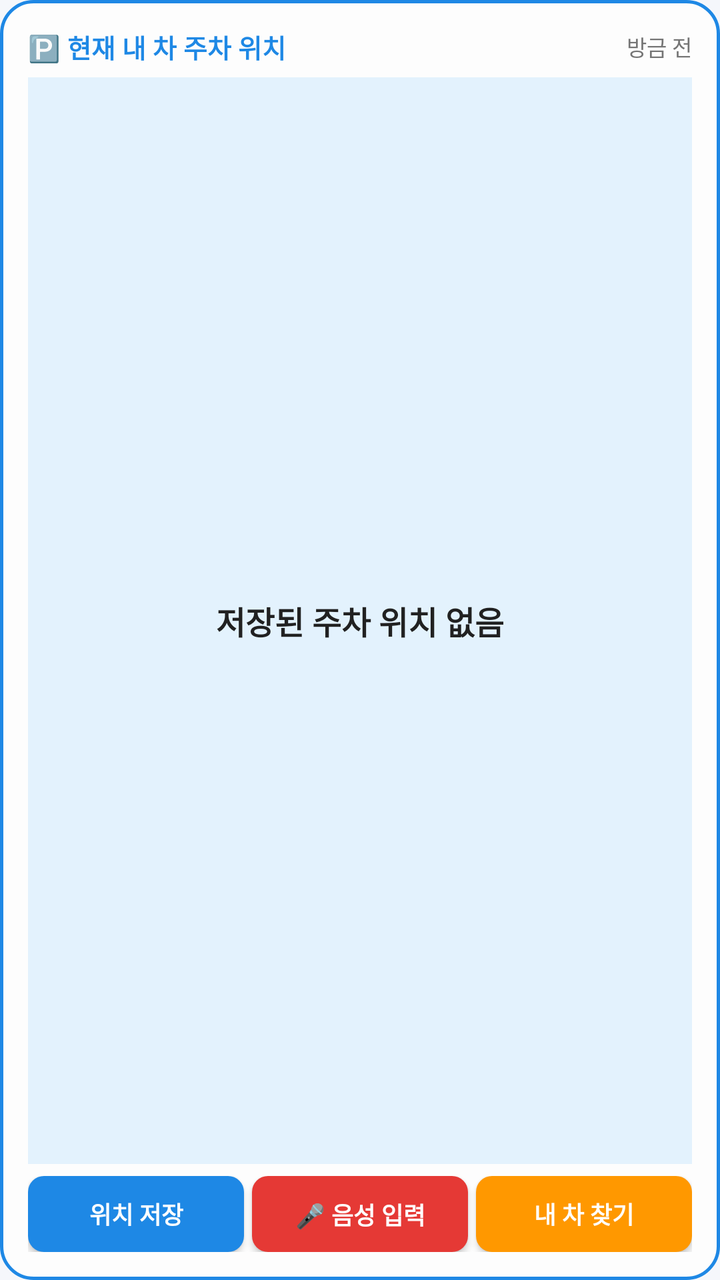
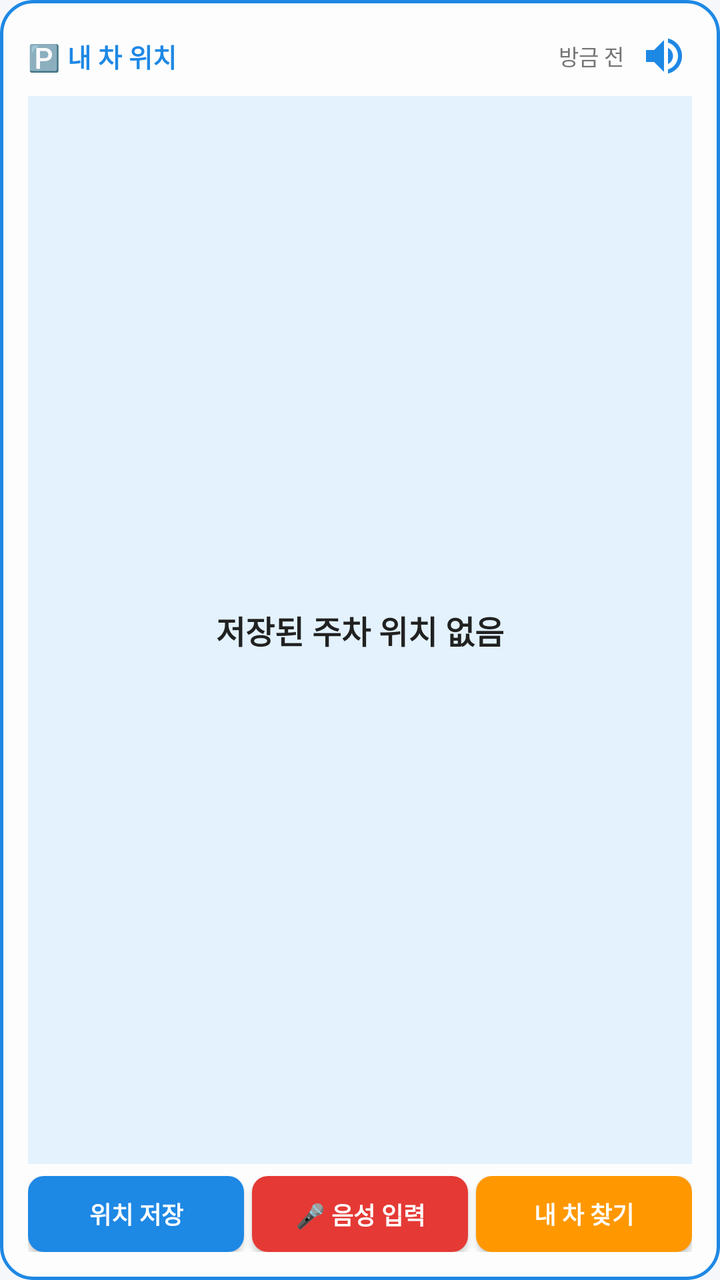

Before-and-after screenshots of an Android layout around one commit, followed by the original layout XML and the change that was made.
<!-- AndroidManifest.xml: application theme Theme.ParkingReminder -->
<!-- res/layout/widget_parking.xml -->
<?xml version="1.0" encoding="utf-8"?>
<LinearLayout xmlns:android="http://schemas.android.com/apk/res/android"
    android:id="@+id/widgetContainer"
    android:layout_width="match_parent"
    android:layout_height="match_parent"
    android:background="@drawable/bg_widget"
    android:orientation="vertical"
    android:padding="14dp">

    
    <LinearLayout
        android:layout_width="match_parent"
        android:layout_height="wrap_content"
        android:gravity="center_vertical"
        android:orientation="horizontal">

        <TextView
            android:layout_width="0dp"
            android:layout_height="wrap_content"
            android:layout_weight="1"
            android:text="🅿️ 현재 내 차 주차 위치"
            android:textColor="#1E88E5"
            android:textSize="13sp"
            android:textStyle="bold" />

        <TextView
            android:id="@+id/tvWidgetUpdateTime"
            android:layout_width="wrap_content"
            android:layout_height="wrap_content"
            android:text="방금 전"
            android:textColor="#757575"
            android:textSize="11sp" />
    </LinearLayout>

    
    <TextView
        android:id="@+id/tvWidgetLocation"
        android:layout_width="match_parent"
        android:layout_height="0dp"
        android:layout_marginVertical="6dp"
        android:layout_weight="1"
        android:background="#E3F2FD"
        android:gravity="center"
        android:paddingHorizontal="8dp"
        android:paddingVertical="8dp"
        android:text="저장된 주차 위치 없음"
        android:textColor="#212121"
        android:textSize="16sp"
        android:textStyle="bold" />

    
    <LinearLayout
        android:layout_width="match_parent"
        android:layout_height="38dp"
        android:orientation="horizontal">

        <Button
            android:id="@+id/btnWidgetSave"
            android:layout_width="0dp"
            android:layout_height="match_parent"
            android:layout_marginEnd="2dp"
            android:layout_weight="1"
            android:background="@drawable/bg_widget_btn_primary"
            android:paddingHorizontal="2dp"
            android:text="위치 저장"
            android:textColor="#FFFFFF"
            android:textSize="12sp"
            android:textStyle="bold" />

        <Button
            android:id="@+id/btnWidgetVoice"
            android:layout_width="0dp"
            android:layout_height="match_parent"
            android:layout_marginHorizontal="2dp"
            android:layout_weight="1"
            android:background="@drawable/bg_widget_btn_voice"
            android:paddingHorizontal="2dp"
            android:text="@string/widget_btn_voice"
            android:textColor="#FFFFFF"
            android:textSize="12sp"
            android:textStyle="bold" />

        <Button
            android:id="@+id/btnWidgetFind"
            android:layout_width="0dp"
            android:layout_height="match_parent"
            android:layout_marginStart="2dp"
            android:layout_weight="1"
            android:background="@drawable/bg_widget_btn_accent"
            android:paddingHorizontal="2dp"
            android:text="내 차 찾기"
            android:textColor="#FFFFFF"
            android:textSize="12sp"
            android:textStyle="bold" />

    </LinearLayout>

</LinearLayout>
<!-- resources referenced by this layout -->
<resources>
  <!-- drawable bg_widget (drawable) -->
  <?xml version="1.0" encoding="utf-8"?>
  <shape xmlns:android="http://schemas.android.com/apk/res/android"
      android:shape="rectangle">
      <solid android:color="#FDFDFD" />
      <corners android:radius="16dp" />
      <stroke
          android:width="1.5dp"
          android:color="#1E88E5" />
  </shape>
  <!-- drawable bg_widget_btn_accent (drawable) -->
  <?xml version="1.0" encoding="utf-8"?>
  <shape xmlns:android="http://schemas.android.com/apk/res/android"
      android:shape="rectangle">
      <solid android:color="#FF9800" />
      <corners android:radius="8dp" />
  </shape>
  <!-- drawable bg_widget_btn_primary (drawable) -->
  <?xml version="1.0" encoding="utf-8"?>
  <shape xmlns:android="http://schemas.android.com/apk/res/android"
      android:shape="rectangle">
      <solid android:color="#1E88E5" />
      <corners android:radius="8dp" />
  </shape>
  <!-- drawable bg_widget_btn_voice (drawable) -->
  <?xml version="1.0" encoding="utf-8"?>
  <shape xmlns:android="http://schemas.android.com/apk/res/android"
      android:shape="rectangle">
      <solid android:color="#E53935" />
      <corners android:radius="8dp" />
  </shape>
  <string name="widget_btn_voice">🎤 음성 입력</string>
  <style name="Theme.ParkingReminder" parent="Theme.Material3.DayNight.NoActionBar">
          
          <item name="colorPrimary">@color/primary</item>
          <item name="colorPrimaryVariant">@color/primary_dark</item>
          <item name="colorOnPrimary">@color/white</item>
          
          <item name="colorSecondary">@color/accent</item>
          
          <item name="android:statusBarColor">@color/primary_dark</item>
          <item name="android:windowLightStatusBar" tools:targetApi="m">false</item>
          <item name="android:windowBackground">@color/background</item>
      </style>
  <color name="primary">#1E88E5</color>
  <color name="primary_dark">#1565C0</color>
  <color name="white">#FFFFFF</color>
  <color name="accent">#FF9800</color>
  <color name="background">#F5F7FB</color>
</resources>

<!-- the commit's change to res/layout/widget_parking.xml (unified diff, before → after) -->
@@ -18,7 +18,10 @@
             android:layout_width="0dp"
             android:layout_height="wrap_content"
             android:layout_weight="1"
-            android:text="🅿️ 현재 내 차 주차 위치"
+            android:ellipsize="end"
+            android:maxLines="1"
+            android:singleLine="true"
+            android:text="@string/widget_title"
             android:textColor="#1E88E5"
             android:textSize="13sp"
             android:textStyle="bold" />
@@ -27,9 +30,18 @@
             android:id="@+id/tvWidgetUpdateTime"
             android:layout_width="wrap_content"
             android:layout_height="wrap_content"
+            android:layout_marginEnd="6dp"
             android:text="방금 전"
             android:textColor="#757575"
             android:textSize="11sp" />
+
+        <ImageView
+            android:id="@+id/btnWidgetTtsToggle"
+            android:layout_width="28dp"
+            android:layout_height="28dp"
+            android:contentDescription="@string/cd_tts_toggle"
+            android:padding="2dp"
+            android:src="@drawable/ic_volume_up" />
     </LinearLayout>
 
     
<!-- resource entries referenced after the edit -->
@@ -31,7 +31,19 @@
       <solid android:color="#E53935" />
       <corners android:radius="8dp" />
   </shape>
+  <!-- drawable ic_volume_up (drawable) -->
+  <vector xmlns:android="http://schemas.android.com/apk/res/android"
+      android:width="24dp"
+      android:height="24dp"
+      android:viewportWidth="24"
+      android:viewportHeight="24">
+    <path
+        android:fillColor="#1E88E5"
+        android:pathData="M3,9v6h4l5,5V4L7,9H3zm13.5,3c0,-1.77 -1.02,-3.29 -2.5,-4.03v8.05c1.48,-0.73 2.5,-2.25 2.5,-4.02zM14,3.23v2.06c2.89,0.86 5,3.54 5,6.71s-2.11,5.85 -5,6.71v2.06c4.01,-0.91 7,-4.49 7,-8.77s-2.99,-7.86 -7,-8.77z"/>
+  </vector>
+  <string name="cd_tts_toggle">음성 안내 설정</string>
   <string name="widget_btn_voice">🎤 음성 입력</string>
+  <string name="widget_title">🅿️ 내 차 위치</string>
   <style name="Theme.ParkingReminder" parent="Theme.Material3.DayNight.NoActionBar">
           
           <item name="colorPrimary">@color/primary</item>
